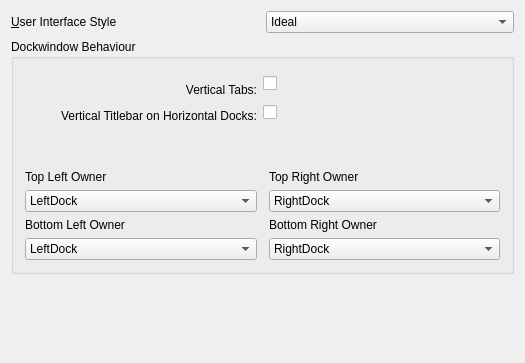
Before: the Qt Designer form shell/settings/uiconfig.ui in KDE/kdevelop, drawn with Qt 5.
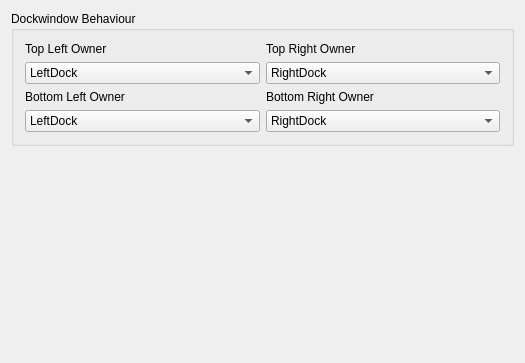
After: the same form once the commit is applied.

```diff
--- a/shell/settings/uiconfig.ui
+++ b/shell/settings/uiconfig.ui
@@ -13,34 +13,6 @@
    <string>User Interface</string>
   </property>
   <layout class="QVBoxLayout" >
-   <item>
-    <layout class="QHBoxLayout" >
-     <item>
-      <widget class="QLabel" name="label_6" >
-       <property name="text" >
-        <string>&amp;User Interface Style</string>
-       </property>
-       <property name="buddy" >
-        <cstring>kcfg_UserInterfaceStyle</cstring>
-       </property>
-      </widget>
-     </item>
-     <item>
-      <widget class="QComboBox" name="kcfg_UserInterfaceStyle" >
-       <item>
-        <property name="text" >
-         <string>Ideal</string>
-        </property>
-       </item>
-       <item>
-        <property name="text" >
-         <string>Qt Docking</string>
-        </property>
-       </item>
-      </widget>
-     </item>
-    </layout>
-   </item>
    <item>
     <widget class="QGroupBox" name="groupBox" >
      <property name="title" >
@@ -48,127 +20,20 @@
      </property>
      <layout class="QGridLayout" >
       <item row="0" column="0" >
-       <widget class="QLabel" name="label" >
-        <property name="text" >
-         <string>Vertical Tabs:</string>
-        </property>
-        <property name="alignment" >
-         <set>Qt::AlignAbsolute|Qt::AlignBottom|Qt::AlignCenter|Qt::AlignHCenter|Qt::AlignHorizontal_Mask|Qt::AlignJustify|Qt::AlignLeading|Qt::AlignLeft|Qt::AlignRight|Qt::AlignTop|Qt::AlignTrailing|Qt::AlignVCenter|Qt::AlignVertical_Mask</set>
-        </property>
-        <property name="buddy" >
-         <cstring>kcfg_VerticalTabs</cstring>
-        </property>
-       </widget>
-      </item>
-      <item row="0" column="1" colspan="2" >
-       <layout class="QHBoxLayout" >
-        <item>
-         <widget class="QCheckBox" name="kcfg_VerticalTabs" >
-          <property name="text" >
-           <string/>
-          </property>
-         </widget>
-        </item>
-        <item>
-         <spacer>
-          <property name="orientation" >
-           <enum>Qt::Horizontal</enum>
-          </property>
-          <property name="sizeHint" >
-           <size>
-            <width>121</width>
-            <height>27</height>
-           </size>
-          </property>
-         </spacer>
-        </item>
-       </layout>
-      </item>
-      <item row="1" column="0" >
-       <widget class="QLabel" name="titlebarlabel" >
-        <property name="text" >
-         <string>Vertical Titlebar on
-Horizontal Docks:</string>
-        </property>
-        <property name="alignment" >
-         <set>Qt::AlignAbsolute|Qt::AlignBottom|Qt::AlignCenter|Qt::AlignHCenter|Qt::AlignHorizontal_Mask|Qt::AlignJustify|Qt::AlignLeading|Qt::AlignLeft|Qt::AlignRight|Qt::AlignTop|Qt::AlignTrailing|Qt::AlignVCenter|Qt::AlignVertical_Mask</set>
-        </property>
-       </widget>
-      </item>
-      <item row="1" column="1" colspan="2" >
-       <layout class="QHBoxLayout" >
-        <item>
-         <widget class="QCheckBox" name="kcfg_VerticalTitleBar" >
-          <property name="sizePolicy" >
-           <sizepolicy vsizetype="Fixed" hsizetype="Minimum" >
-            <horstretch>0</horstretch>
-            <verstretch>0</verstretch>
-           </sizepolicy>
-          </property>
-          <property name="text" >
-           <string/>
-          </property>
-         </widget>
-        </item>
-        <item>
-         <spacer>
-          <property name="orientation" >
-           <enum>Qt::Horizontal</enum>
-          </property>
-          <property name="sizeType" >
-           <enum>QSizePolicy::Expanding</enum>
-          </property>
-          <property name="sizeHint" >
-           <size>
-            <width>40</width>
-            <height>20</height>
-           </size>
-          </property>
-         </spacer>
-        </item>
-       </layout>
-      </item>
-      <item row="2" column="0" >
-       <spacer>
-        <property name="orientation" >
-         <enum>Qt::Horizontal</enum>
-        </property>
-        <property name="sizeHint" >
-         <size>
-          <width>121</width>
-          <height>41</height>
-         </size>
-        </property>
-       </spacer>
-      </item>
-      <item row="2" column="1" colspan="2" >
-       <spacer>
-        <property name="orientation" >
-         <enum>Qt::Horizontal</enum>
-        </property>
-        <property name="sizeHint" >
-         <size>
-          <width>121</width>
-          <height>41</height>
-         </size>
-        </property>
-       </spacer>
-      </item>
-      <item row="3" column="0" colspan="2" >
        <widget class="QLabel" name="label_2" >
         <property name="text" >
          <string>Top Left Owner</string>
         </property>
        </widget>
       </item>
-      <item row="3" column="2" >
+      <item row="0" column="1" >
        <widget class="QLabel" name="label_3" >
         <property name="text" >
          <string>Top Right Owner</string>
         </property>
        </widget>
       </item>
-      <item row="4" column="0" >
+      <item row="1" column="0" >
        <widget class="QComboBox" name="kcfg_TopLeftCornerOwner" >
         <item>
          <property name="text" >
@@ -182,7 +47,7 @@
         </item>
        </widget>
       </item>
-      <item row="4" column="2" >
+      <item row="1" column="1" >
        <widget class="QComboBox" name="kcfg_TopRightCornerOwner" >
         <item>
          <property name="text" >
@@ -196,21 +61,21 @@
         </item>
        </widget>
       </item>
-      <item row="5" column="0" >
+      <item row="2" column="0" >
        <widget class="QLabel" name="label_4" >
         <property name="text" >
          <string>Bottom Left Owner</string>
         </property>
        </widget>
       </item>
-      <item row="5" column="2" >
+      <item row="2" column="1" >
        <widget class="QLabel" name="label_5" >
         <property name="text" >
          <string>Bottom Right Owner</string>
         </property>
        </widget>
       </item>
-      <item row="6" column="0" >
+      <item row="3" column="0" >
        <widget class="QComboBox" name="kcfg_BottomLeftCornerOwner" >
         <property name="sizePolicy" >
          <sizepolicy vsizetype="Fixed" hsizetype="Expanding" >
@@ -230,7 +95,7 @@
         </item>
        </widget>
       </item>
-      <item row="6" column="2" >
+      <item row="3" column="1" >
        <widget class="QComboBox" name="kcfg_BottomRightCornerOwner" >
         <property name="sizePolicy" >
          <sizepolicy vsizetype="Fixed" hsizetype="Expanding" >
```
